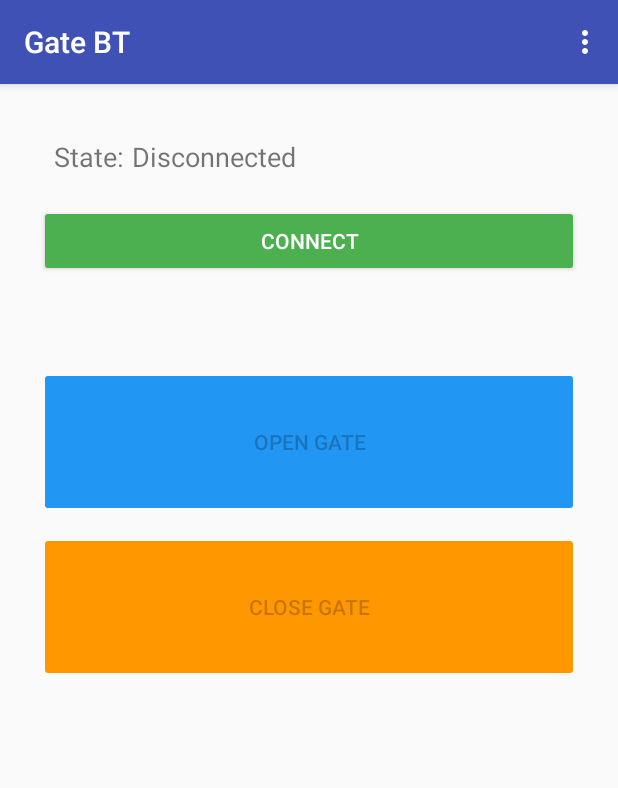
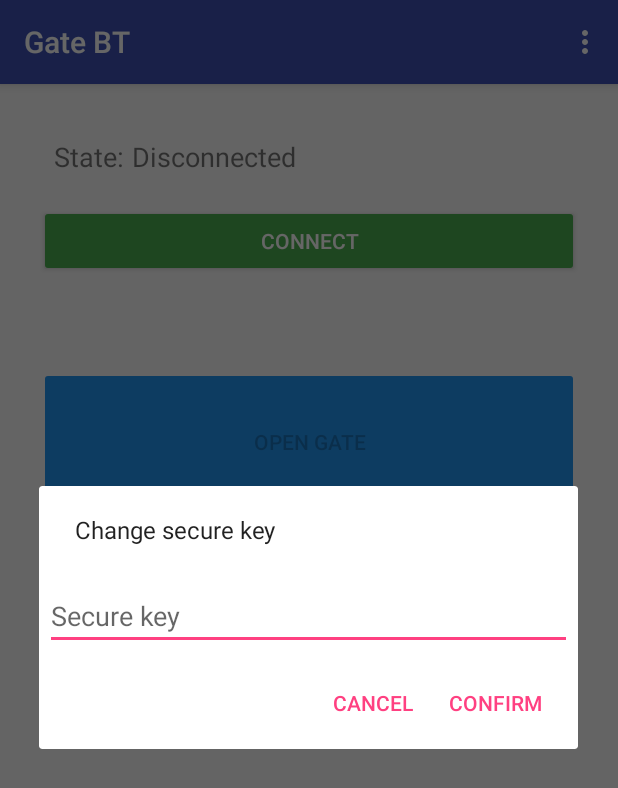
Before and after one commit to Daaarkling/gate-bt, an Android app: the DeviceControlActivity screen opened directly, with no data from a screen before it, in the options menu, after a tap on "Change secure key", on a phone screen of 412 x 824 dp. Shown: the top 788 px of the screen. Run offline under Robolectric (Android 15) with nearby library versions, the phone set to English and light mode, and no system bars; 4 statements that could not run were skipped.

Commit message:
cmds and answers changed, flash messages, modal validation

```diff
--- /dev/null
+++ b/src/main/java/cz/janvanura/gate_bt/ChangeKeyFragment.java
@@ -0,0 +1,128 @@
+package cz.janvanura.gate_bt;
+
+import android.app.Dialog;
+import android.content.Context;
+import android.content.DialogInterface;
+import android.os.Bundle;
+import android.support.annotation.NonNull;
+import android.support.annotation.Nullable;
+import android.support.v4.app.DialogFragment;
+import android.support.v7.app.AlertDialog;
+import android.util.Log;
+import android.view.LayoutInflater;
+import android.view.View;
+import android.view.ViewGroup;
+import android.view.WindowManager;
+import android.widget.Button;
+import android.widget.EditText;
+import android.widget.Toast;
+
+
+public class ChangeKeyFragment extends DialogFragment {
+
+    private final static String TAG = GattAttributes.NAME;
+
+    private EditText mEditTextSecure;
+
+    private NoticeDialogListener mListener;
+
+
+
+    public interface NoticeDialogListener {
+        public void onChangeKey(String key);
+    }
+
+
+    @Override
+    public void onAttach(Context context) {
+        super.onAttach(context);
+
+        try {
+            mListener = (NoticeDialogListener) context;
+        } catch (ClassCastException e) {
+            throw new ClassCastException(context.toString() + " must implement NoticeDialogListener");
+        }
+    }
+
+    @Nullable
+    @Override
+    public View onCreateView(LayoutInflater inflater, @Nullable ViewGroup container, @Nullable Bundle savedInstanceState) {
+
+        View view = inflater.inflate(R.layout.fragment_change_key, container);
+        EditText editText = (EditText)view.findViewById(R.id.input_secure_key);
+
+        // show soft keyboard
+        editText.requestFocus();
+        getDialog().getWindow().setSoftInputMode(WindowManager.LayoutParams.SOFT_INPUT_STATE_VISIBLE);
+
+        return view;
+    }
+
+    @NonNull
+    @Override
+    public Dialog onCreateDialog(Bundle savedInstanceState) {
+
+        AlertDialog.Builder builder = new AlertDialog.Builder(getActivity());
+
+        LayoutInflater inflater = getActivity().getLayoutInflater();
+        View view = inflater.inflate(R.layout.fragment_change_key, null);
+        mEditTextSecure = (EditText) view.findViewById(R.id.input_secure_key);
+
+        builder.setView(view);
+        builder.setMessage(R.string.change_key_dialog_title)
+                .setPositiveButton(R.string.btn_settings_confirm, new DialogInterface.OnClickListener() {
+                    @Override
+                    public void onClick(DialogInterface dialogInterface, int i) {
+                        // Do nothing here because we override this button later to change the close behaviour.
+                        // However, we still need this because on older versions of Android unless we
+                        // pass a handler the button doesn't get instantiated
+                    }
+                })
+                .setNegativeButton(R.string.btn_settings_cancel, new DialogInterface.OnClickListener() {
+                    @Override
+                    public void onClick(DialogInterface dialogInterface, int i) {
+                        Log.i(TAG, "Change android secure key canceled");
+                    }
+                });
+        return builder.create();
+    }
+
+    //onStart() is where dialog.show() is actually called on
+    //the underlying dialog, so we have to do it there or
+    //later in the lifecycle.
+    //Doing it in onResume() makes sure that even if there is a config change
+    //environment that skips onStart then the dialog will still be functioning
+    //properly after a rotation.
+    @Override
+    public void onResume()
+    {
+        super.onResume();
+        final AlertDialog dialog = (AlertDialog) getDialog();
+        if(dialog != null) {
+            Button positiveButton = dialog.getButton(Dialog.BUTTON_POSITIVE);
+            positiveButton.setOnClickListener(new View.OnClickListener() {
+                @Override
+                public void onClick(View v) {
+
+                    String secure = mEditTextSecure.getText().toString();
+                    boolean error = false;
+
+                    if (secure.contains(":")) {
+                        error = true;
+                        Toast.makeText(getActivity(), R.string.flesh_err_invalid_char, Toast.LENGTH_LONG).show();
+                    }
+
+                    if (secure.length() <= 0 || secure.length() >= 10) {
+                        error = true;
+                        Toast.makeText(getActivity(), R.string.flesh_err_input_secure, Toast.LENGTH_LONG).show();
+                    }
+
+                    if(!error) {
+                        mListener.onChangeKey(secure);
+                        dialog.dismiss();
+                        Log.d(TAG, "Change secure key confirmed.");                    }
+                }
+            });
+        }
+    }
+}
--- /dev/null
+++ b/src/main/res/layout/fragment_change_key.xml
@@ -0,0 +1,15 @@
+<LinearLayout xmlns:android="http://schemas.android.com/apk/res/android"
+              android:orientation="vertical"
+              android:layout_width="wrap_content"
+              android:layout_height="wrap_content">
+    <EditText
+        android:id="@+id/input_secure_key"
+        android:inputType="textPassword"
+        android:layout_width="match_parent"
+        android:layout_height="wrap_content"
+        android:layout_marginTop="16dp"
+        android:layout_marginLeft="4dp"
+        android:layout_marginRight="4dp"
+        android:layout_marginBottom="4dp"
+        android:hint="@string/secure_key" />
+</LinearLayout>
--- a/src/main/res/values/strings.xml
+++ b/src/main/res/values/strings.xml
@@ -20,7 +20,16 @@
     <string name="secure_key">Secure key</string>
     <string name="secure_key_new">New secure key</string>
     <string name="master_key">Master key</string>
+    <string name="flesh_change_key_empty">Secure key can not be empty!</string>
+    <string name="flesh_opening">Gate is opening!</string>
+    <string name="flesh_closing">Gate is closing!</string>
     <string name="flesh_change_key">Secure key was changed!</string>
-    <string name="flesh_reset_key">Secure key was reset!</string>
-    <string name="flesh_change_key_empty">Secure key can not be empty!</string>
+    <string name="flesh_reset_key">Secure key was reset</string>
+    <string name="flesh_err_secure">Secure key is incorrect!</string>
+    <string name="flesh_err_master">Master key is incorrect!</string>
+    <string name="flesh_err_input_secure">Length of secure key must be greater than zero and less than ten!</string>
+    <string name="flesh_err_input_master">Master key can not be empty!</string>
+    <string name="flesh_err_invalid_char">Input must not contain colon (:)!</string>
+
+
 </resources>
```
Also changed, not shown: src/main/java/cz/janvanura/gate_bt/DeviceControlActivity.java (+31 -17 lines), src/main/java/cz/janvanura/gate_bt/GattAttributes.java (+21 -5 lines), src/main/java/cz/janvanura/gate_bt/ResetKeyFragment.java (added, +135 -0 lines), src/main/res/layout/fragment_reset_key.xml (added, +28 -0 lines), 4 other files.
